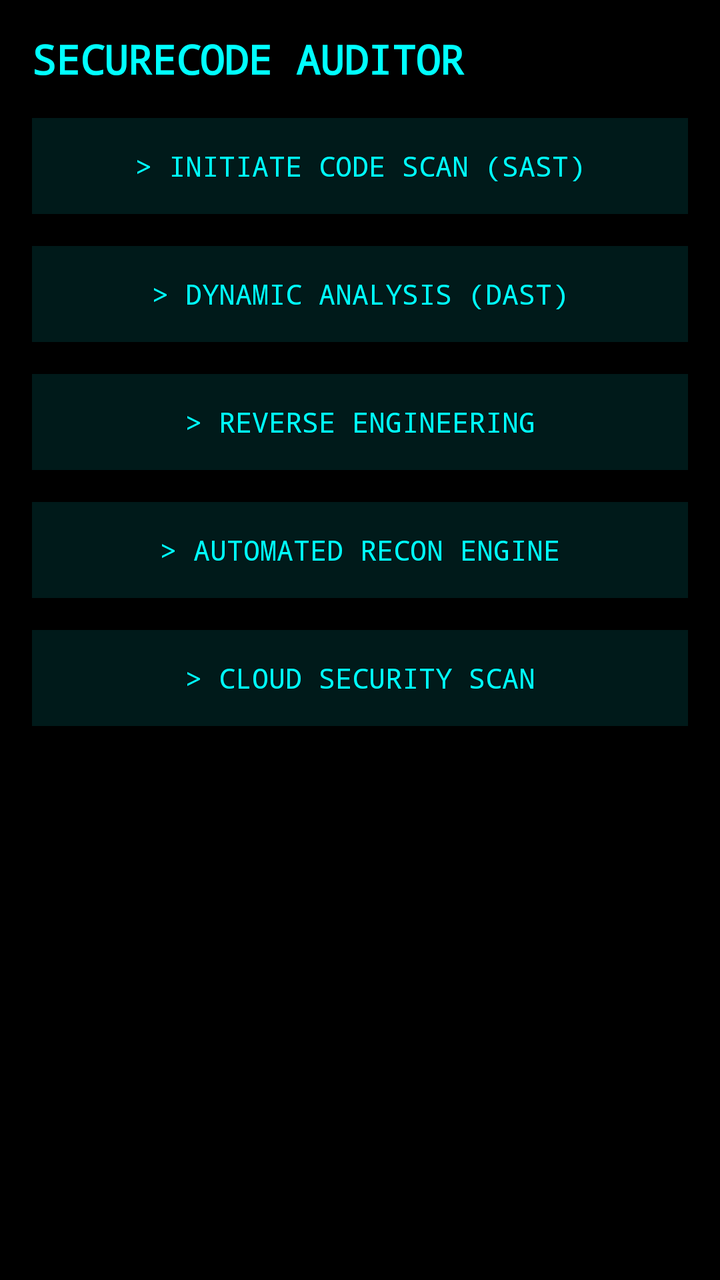
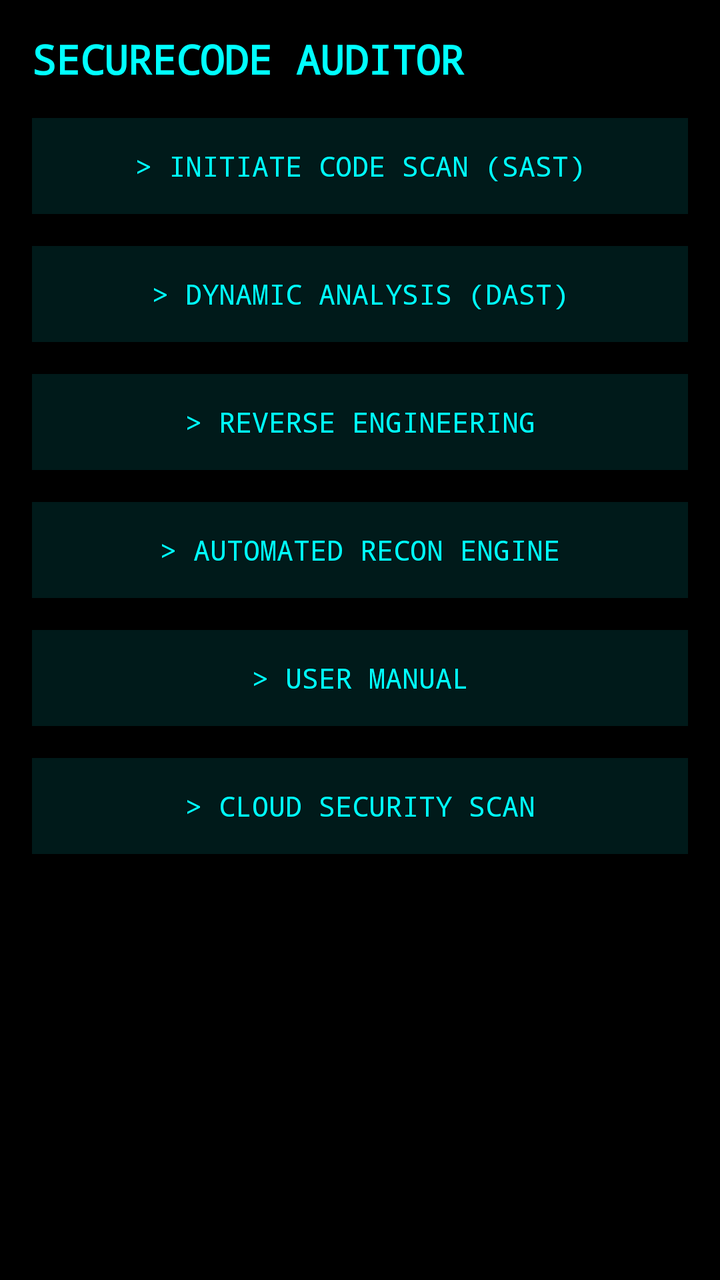

An Android layout rendered at two revisions. The XML below is the earlier revision; the diff shows what the commit changed to produce the second picture.
<!-- AndroidManifest.xml: application theme Theme.AppCompat -->
<!-- res/layout/activity_main.xml -->
<?xml version="1.0" encoding="utf-8"?>
<LinearLayout xmlns:android="http://schemas.android.com/apk/res/android"
    android:layout_width="match_parent"
    android:layout_height="match_parent"
    android:background="#000000"
    android:orientation="vertical"
    android:padding="16dp">

    <TextView
        android:layout_width="match_parent"
        android:layout_height="wrap_content"
        android:fontFamily="monospace"
        android:text="SECURECODE AUDITOR"
        android:textColor="#00FFFF"
        android:textSize="20sp"
        android:textStyle="bold" />

    <Button
        android:id="@+id/scanButton"
        android:layout_width="match_parent"
        android:layout_height="wrap_content"
        android:layout_marginTop="16dp"
        android:background="#001a1a"
        android:fontFamily="monospace"
        android:text="> INITIATE CODE SCAN (SAST)"
        android:textColor="#00FFFF" />

    <Button
        android:id="@+id/dastButton"
        android:layout_width="match_parent"
        android:layout_height="wrap_content"
        android:layout_marginTop="16dp"
        android:background="#001a1a"
        android:fontFamily="monospace"
        android:text="> DYNAMIC ANALYSIS (DAST)"
        android:textColor="#00FFFF" />

    <Button
        android:id="@+id/reverseButton"
        android:layout_width="match_parent"
        android:layout_height="wrap_content"
        android:layout_marginTop="16dp"
        android:background="#001a1a"
        android:fontFamily="monospace"
        android:text="> REVERSE ENGINEERING"
        android:textColor="#00FFFF" />

    <Button
        android:id="@+id/reconButton"
        android:layout_width="match_parent"
        android:layout_height="wrap_content"
        android:layout_marginTop="16dp"
        android:background="#001a1a"
        android:fontFamily="monospace"
        android:text="> AUTOMATED RECON ENGINE"
        android:textColor="#00FFFF" />

    <Button
        android:id="@+id/button4"
        android:layout_width="match_parent"
        android:layout_height="wrap_content"
        android:layout_marginTop="16dp"
        android:background="#001a1a"
        android:fontFamily="monospace"
        android:text="> CLOUD SECURITY SCAN"
        android:textColor="#00FFFF" />

    <TextView
        android:id="@+id/resultText"
        android:layout_width="match_parent"
        android:layout_height="wrap_content"
        android:layout_marginTop="16dp"
        android:fontFamily="monospace"
        android:textColor="#00FFAA"
        android:textSize="14sp" />
</LinearLayout>
<!-- resources referenced by this layout -->
<resources>

</resources>

<!-- the commit's change to res/layout/activity_main.xml (unified diff, before → after) -->
@@ -56,6 +56,16 @@
         android:textColor="#00FFFF" />
 
     <Button
+        android:id="@+id/manualButton"
+        android:layout_width="match_parent"
+        android:layout_height="wrap_content"
+        android:layout_marginTop="16dp"
+        android:background="#001a1a"
+        android:fontFamily="monospace"
+        android:text="> USER MANUAL"
+        android:textColor="#00FFFF" />
+
+    <Button
         android:id="@+id/button4"
         android:layout_width="match_parent"
         android:layout_height="wrap_content"
